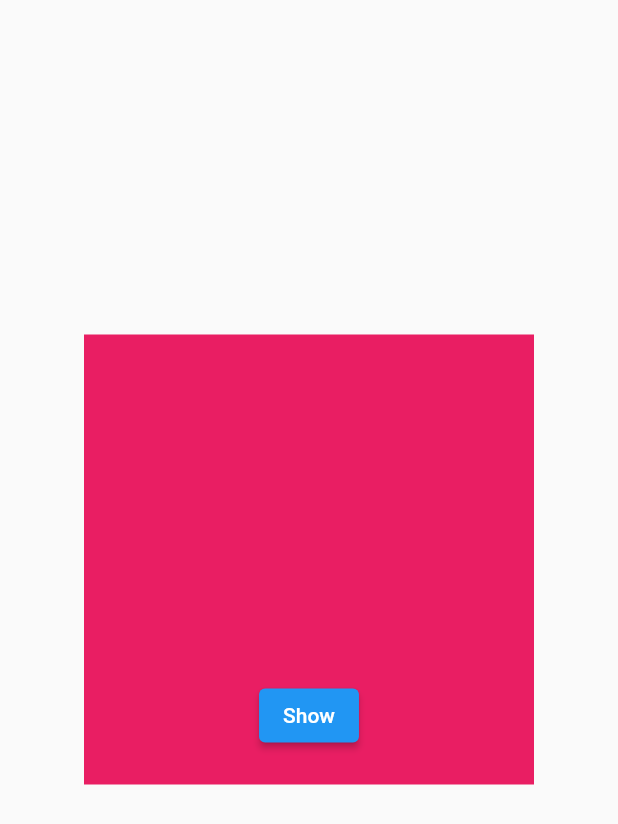
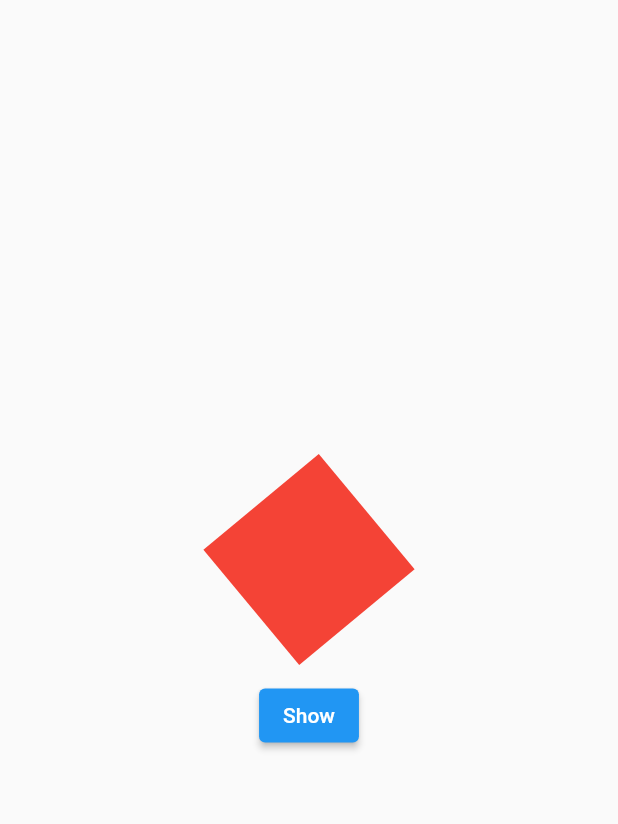
Before and after one commit to DaemonAssassin/implicit-animations, a Flutter app: the screen it shows after launch, after a tap on "Show", on a phone screen of 412 x 824 dp. Shown: the top 824 px of the screen. Run offline on Flutter 3.47's test engine with Material 2 defaults, Android fonts, the phone set to English and light mode, and no system bars.

Commit message:
Learned AnimatedRotation

```diff
--- a/lib/main.dart
+++ b/lib/main.dart
@@ -1,6 +1,5 @@
 import 'package:flutter/material.dart';
-
-import 'widgets/animated_widgets/animated_scale.dart';
+import 'package:implicit_animations_flutter/widgets/animated_widgets/animated_rotation.dart';
 
 void main(List<String> args) {
   runApp(const MyApp());
@@ -14,7 +13,7 @@ class MyApp extends StatelessWidget {
     return const MaterialApp(
       home: Scaffold(
         body: Center(
-          child: MyAnimatedScale(),
+          child: MyAnimatedRotation(),
         ),
       ),
     );
--- a/lib/widgets/animated_widgets/animated_rotation.dart
+++ b/lib/widgets/animated_widgets/animated_rotation.dart
@@ -9,20 +9,34 @@ class MyAnimatedRotation extends StatefulWidget {
 }
 
 class MyAnimatedRotationState extends State<MyAnimatedRotation> {
+  double _turns = 0.0;
+
+  void _changeRotation() {
+    setState(() => _turns += 20);
+  }
+
   @override
   Widget build(BuildContext context) {
     return Column(
       mainAxisAlignment: MainAxisAlignment.center,
       children: [
-        // AnimatedScale(
-
-        // ),
+        AnimatedRotation(
+          duration: const Duration(seconds: 2),
+          turns: _turns,
+          curve: Curves.easeInCirc,
+          child: Container(
+            color: Colors.red,
+            width: 100.0,
+            height: 100.0,
+          ),
+        ),
         addVerticalSpace(30.0),
         buildButton(
-            text: 'Show',
-            onPressed: () {
-              setState(() {});
-            })
+          text: 'Show',
+          onPressed: () {
+            _changeRotation();
+          },
+        ),
       ],
     );
   }
```
